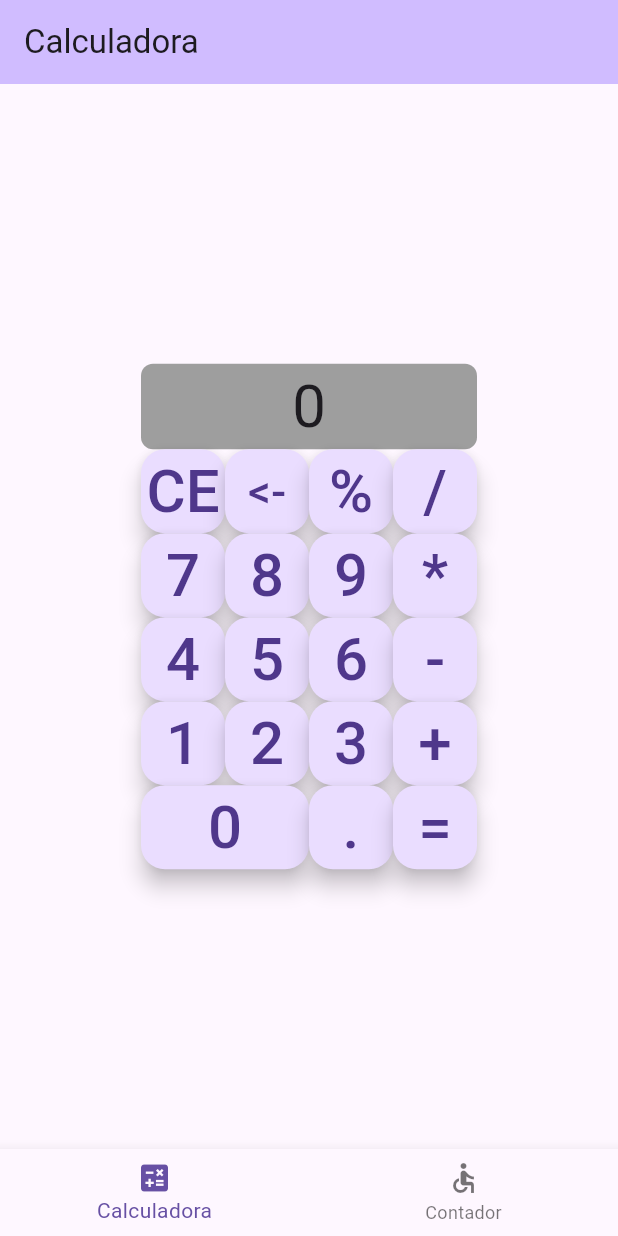
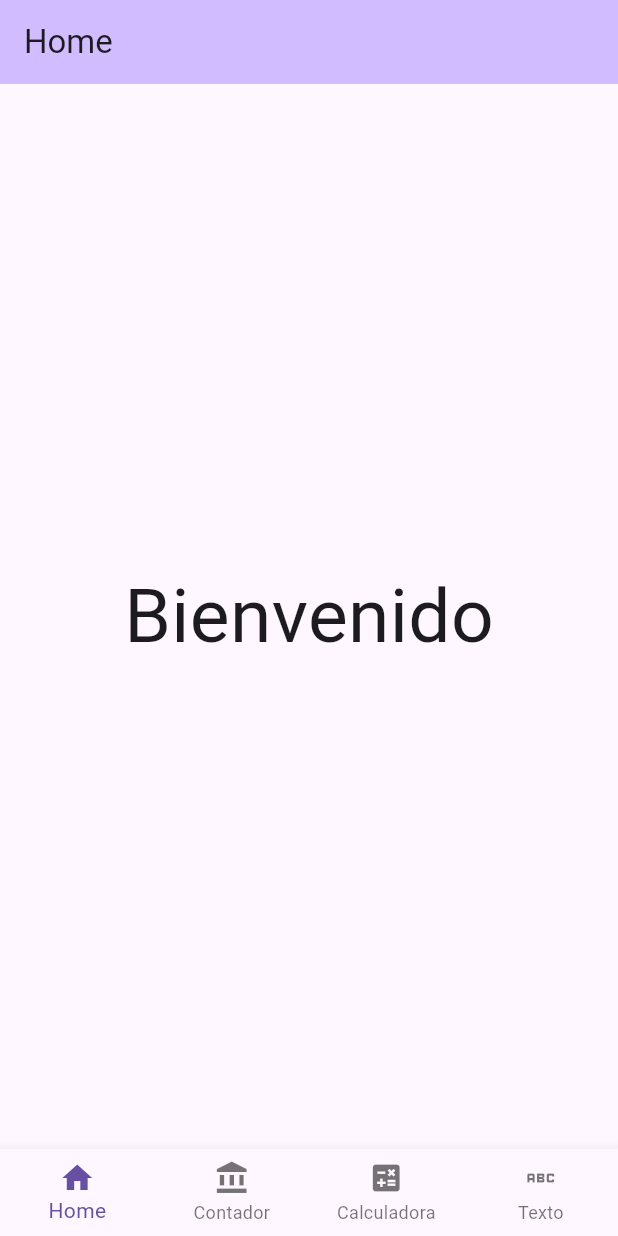
Before and after one commit to Zethuwu/ProgramacionMovil, a Flutter app: the screen it shows after launch, on a phone screen of 412 x 824 dp. Run offline on Flutter 3.47's test engine with Material 3 defaults, Android fonts, the phone set to English and light mode, and no system bars; our stand-ins replace shared_preferences.

```diff
--- a/lib/Navegador.dart
+++ b/lib/Navegador.dart
@@ -1,6 +1,8 @@
 import'package:flutter/material.dart';
 import 'vistas/calculadora.dart';
 import 'Contador.dart';
+import 'vistas/Home.dart';
+import 'vistas/Texto.dart';
 
 class Navegador extends StatefulWidget{
     Navegador({super.key});
@@ -12,12 +14,19 @@ class _NavegadorState extends State<Navegador>{
 
   int _indice = 0;
   final _cuerpo=[
+    const Home(
+      titulo: "Home",
+    ),
+
+    const Contador(
+          title: "Contador",
+    ),
     const Calculadora(
       titulo: "Calculadora",
     ),
-    const Contador(
-          title: "Contador",
-    ),
+    const Texto(
+        titulo: "Texto",
+    )
     ];
   void _onItemTapped(int index) {
     setState(() {
@@ -28,15 +37,23 @@ class _NavegadorState extends State<Navegador>{
   @override
   Widget build(BuildContext context){
       return Scaffold(
+
         body: _cuerpo[_indice],
         bottomNavigationBar: BottomNavigationBar(
-          items: <BottomNavigationBarItem> [
+          type: BottomNavigationBarType.fixed,
+          items: const <BottomNavigationBarItem> [
+            BottomNavigationBarItem(
+                icon: Icon(Icons.home),
+                label: "Home"),
+            BottomNavigationBarItem(
+                icon: Icon(Icons.account_balance),
+                label: "Contador"),
             BottomNavigationBarItem(
                 icon: Icon(Icons.calculate),
                 label: "Calculadora"),
             BottomNavigationBarItem(
-                icon: Icon(Icons.accessible),
-                label: "Contador")
+                icon: Icon(Icons.abc),
+                label: "Texto"),
           ],
           currentIndex: _indice,
           onTap: _onItemTapped,
--- /dev/null
+++ b/lib/vistas/Home.dart
@@ -0,0 +1,31 @@
+import 'package:flutter/material.dart';
+import 'package:shared_preferences/shared_preferences.dart';
+
+class Home extends StatefulWidget {
+  const Home({super.key, required this.titulo});
+
+  final String titulo;
+
+  @override
+  State<Home> createState() => _HomeState();
+}
+
+class _HomeState extends State<Home> {
+  @override
+  Widget build(BuildContext context) {
+    return Scaffold(
+      appBar: AppBar(
+        backgroundColor: Theme.of(context).colorScheme.inversePrimary,
+        title: Text(widget.titulo),
+      ),
+      body: const Center(
+        child: Text(
+          "Bienvenido",
+          style: TextStyle(fontSize: 50),
+        ),
+      ),
+    );
+    throw UnimplementedError();
+  }
+
+}
--- a/pubspec.yaml
+++ b/pubspec.yaml
@@ -30,7 +30,7 @@ environment:
 dependencies:
   flutter:
     sdk: flutter
-
+  shared_preferences: ^2.2.2
 
   # The following adds the Cupertino Icons font to your application.
   # Use with the CupertinoIcons class for iOS style icons.
```
Also changed, not shown: lib/Contador.dart (+9 -9 lines), lib/vistas/Texto.dart (added, +66 -0 lines), pubspec.lock.
